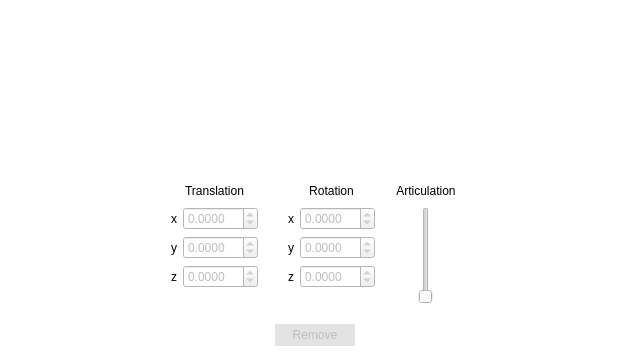
florianblume/6d-pat, file src/main/view/correspondenceeditor/correspondenceeditor.ui: the form before one commit.
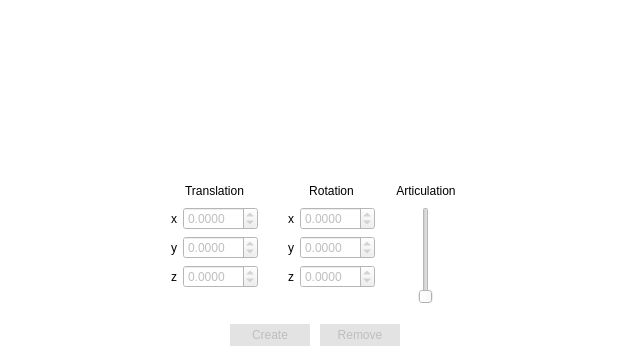
The form after the commit.

The edit to the form file:
```diff
--- a/src/main/view/correspondenceeditor/correspondenceeditor.ui
+++ b/src/main/view/correspondenceeditor/correspondenceeditor.ui
@@ -157,6 +157,59 @@
            </property>
           </widget>
          </item>
+         <item>
+          <widget class="QPushButton" name="buttonCreate">
+           <property name="enabled">
+            <bool>false</bool>
+           </property>
+           <property name="palette">
+            <palette>
+             <active>
+              <colorrole role="Button">
+               <brush brushstyle="SolidPattern">
+                <color alpha="255">
+                 <red>227</red>
+                 <green>227</green>
+                 <blue>227</blue>
+                </color>
+               </brush>
+              </colorrole>
+             </active>
+             <inactive>
+              <colorrole role="Button">
+               <brush brushstyle="SolidPattern">
+                <color alpha="255">
+                 <red>227</red>
+                 <green>227</green>
+                 <blue>227</blue>
+                </color>
+               </brush>
+              </colorrole>
+             </inactive>
+             <disabled>
+              <colorrole role="Button">
+               <brush brushstyle="SolidPattern">
+                <color alpha="255">
+                 <red>227</red>
+                 <green>227</green>
+                 <blue>227</blue>
+                </color>
+               </brush>
+              </colorrole>
+             </disabled>
+            </palette>
+           </property>
+           <property name="autoFillBackground">
+            <bool>true</bool>
+           </property>
+           <property name="text">
+            <string>Create</string>
+           </property>
+           <property name="flat">
+            <bool>true</bool>
+           </property>
+          </widget>
+         </item>
          <item>
           <widget class="QPushButton" name="buttonRemove">
            <property name="enabled">
```
